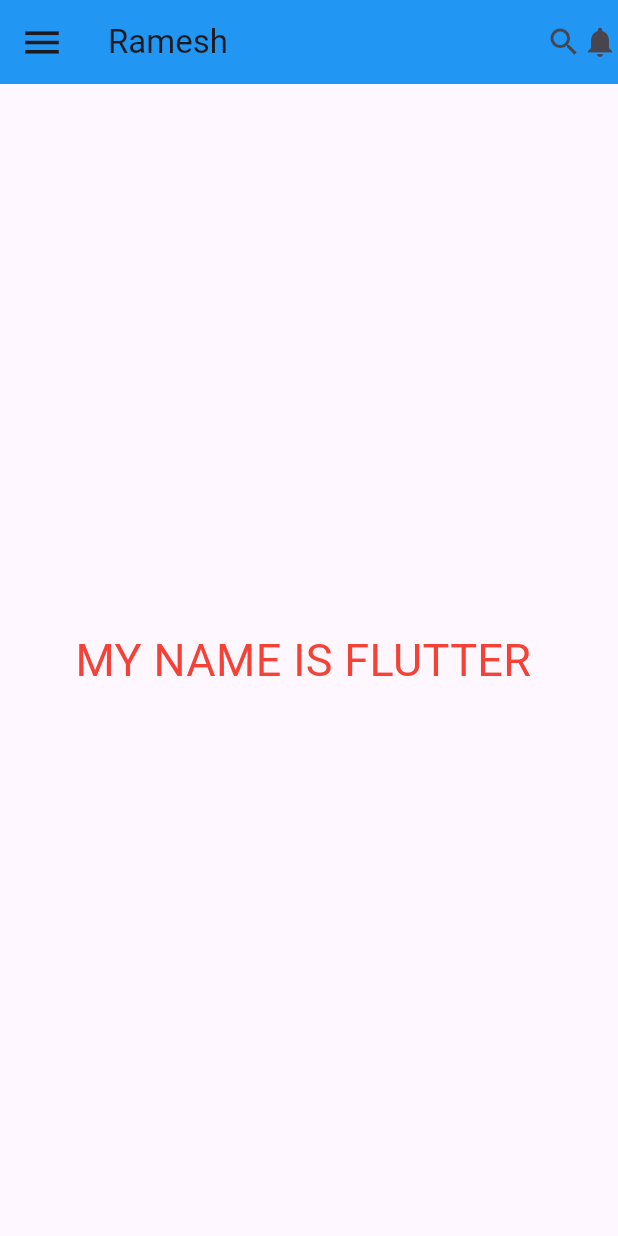
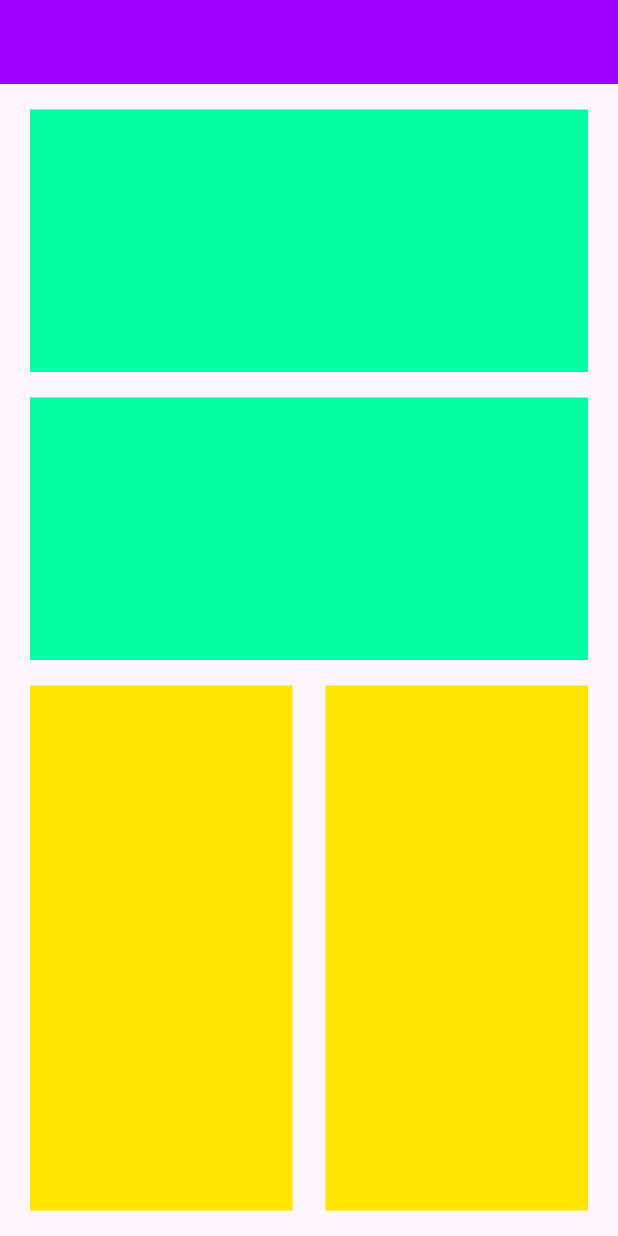
Before and after one commit to Ramesh-Kaushika/flutter_fund, a Flutter app: the screen it shows after launch, on a phone screen of 412 x 824 dp. Run offline on Flutter 3.47's test engine with Material 3 defaults, Android fonts, the light colour scheme and no system bars.

Commit message:
layout 03

```diff
--- a/lib/main.dart
+++ b/lib/main.dart
@@ -1,3 +1,47 @@
+// import 'package:flutter/material.dart';
+
+// void main() {
+//   runApp(const MyApp());
+// }
+
+// class MyApp extends StatelessWidget {
+//   const MyApp({super.key});
+
+//   @override
+//   Widget build(BuildContext context) {
+//     return MaterialApp(
+//       debugShowCheckedModeBanner: false,
+//       home: Scaffold(
+//         appBar: AppBar(
+//           title: const Text("Ramesh"),
+//           backgroundColor: Colors.blue,
+//          // backgroundColor: Color(colr code),
+//           leading: const Icon(
+//             Icons.menu,
+//             size: 30,
+//           ),
+//           actions: const [
+//             Icon(Icons.search),
+//             Icon(Icons.notifications),
+//           ],
+//         ),
+//         body: const Center(
+//           child: Text(
+//             "MY NAME IS FLUTTER ",
+//             style: TextStyle(
+//               color: Colors.red,
+//               fontSize: 30,
+//               fontWeight: FontWeight.w400,
+//              // fontWeight: FontWeight.bold,
+
+//             ),
+//           ),
+//         ),
+//       ),
+//     );
+//   }
+// }
+
 import 'package:flutter/material.dart';
 
 void main() {
@@ -11,30 +55,42 @@ class MyApp extends StatelessWidget {
   Widget build(BuildContext context) {
     return MaterialApp(
       debugShowCheckedModeBanner: false,
+      title: "Layout 02",
       home: Scaffold(
         appBar: AppBar(
-          title: const Text("Ramesh"),
-          backgroundColor: Colors.blue,
-         // backgroundColor: Color(colr code),
-          leading: const Icon(
-            Icons.menu,
-            size: 30,
-          ),
-          actions: const [
-            Icon(Icons.search),
-            Icon(Icons.notifications),
-          ],
+          backgroundColor: const Color(0xff9E00FF),
         ),
-        body: const Center(
-          child: Text(
-            "MY NAME IS FLUTTER ",
-            style: TextStyle(
-              color: Colors.red,
-              fontSize: 30,
-              fontWeight: FontWeight.w400,
-             // fontWeight: FontWeight.bold,
-
-            ),
+        body: Padding(
+          padding: const EdgeInsets.symmetric(horizontal: 20),
+          child: Column(
+            mainAxisAlignment: MainAxisAlignment.spaceEvenly,
+            children: [
+              Container(
+                width: double.infinity,
+                height: 175,
+                color: const Color(0xff06FFA5),
+              ),
+              Container(
+                width: double.infinity,
+                height: 175,
+                color: const Color(0xff06FFA5),
+              ),
+              Row(
+                mainAxisAlignment: MainAxisAlignment.spaceBetween,
+                children: [
+                  Container(
+                    width: 175,
+                    height: 350,
+                    color: const Color(0xffFFE500),
+                  ),
+                  Container(
+                    width: 175,
+                    height: 350,
+                    color: const Color(0xffFFE500),
+                  )
+                ],
+              )
+            ],
           ),
         ),
       ),
```
